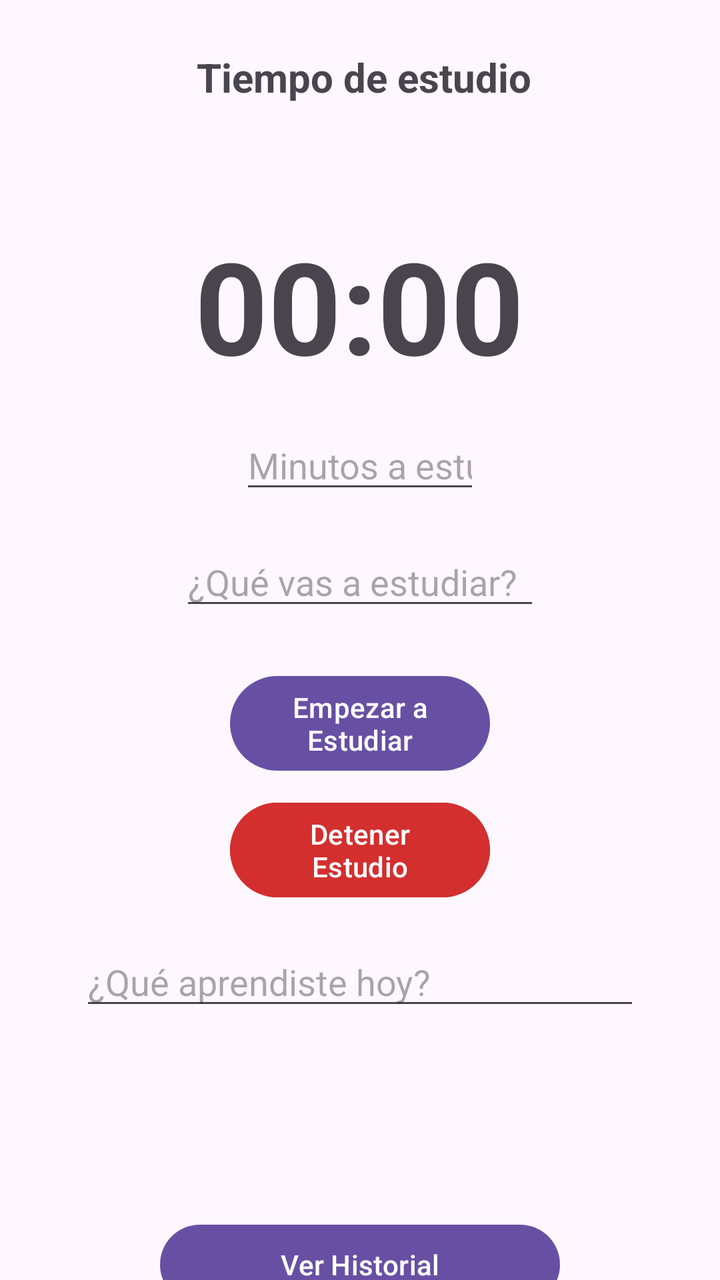
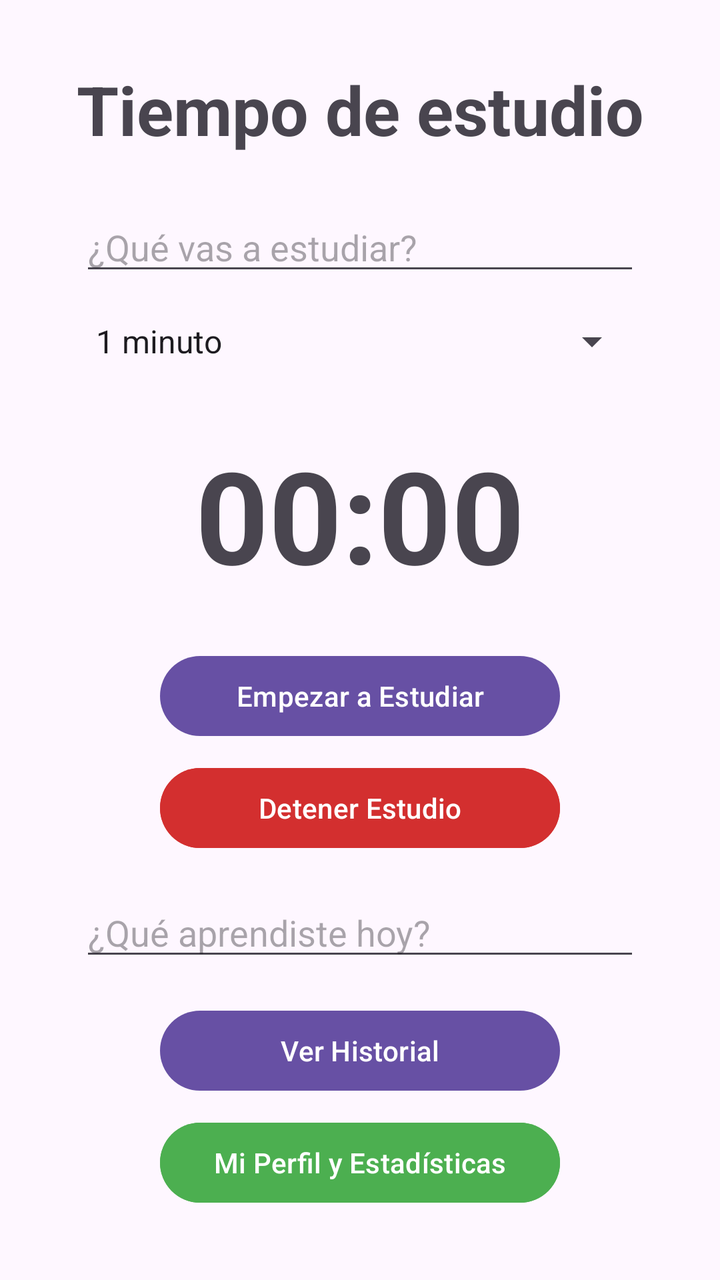

An Android layout rendered at two revisions. The XML below is the earlier revision; the diff shows what the commit changed to produce the second picture.
<!-- AndroidManifest.xml: application theme Theme.SalvadorDeSemestres -->
<!-- res/layout/activity_pantalla_principal.xml -->
<?xml version="1.0" encoding="utf-8"?>
<androidx.constraintlayout.widget.ConstraintLayout xmlns:android="http://schemas.android.com/apk/res/android"
    xmlns:app="http://schemas.android.com/apk/res-auto"
    xmlns:tools="http://schemas.android.com/tools"
    android:id="@+id/main"
    android:layout_width="match_parent"
    android:layout_height="match_parent"
    tools:context=".vistas.PantallaPrincipal">


    <TextView
        android:id="@+id/textView"
        android:layout_width="wrap_content"
        android:layout_height="wrap_content"
        android:layout_marginStart="123dp"
        android:layout_marginTop="25dp"
        android:layout_marginEnd="114dp"
        android:text="Tiempo de estudio "
        android:textSize="20sp"
        android:textStyle="bold"
        app:layout_constraintEnd_toEndOf="parent"
        app:layout_constraintStart_toStartOf="parent"
        app:layout_constraintTop_toTopOf="parent" />

    <EditText
        android:id="@+id/etTemaEstudio"
        android:layout_width="match_parent"
        android:layout_height="wrap_content"
        android:layout_marginStart="90dp"
        android:layout_marginTop="17dp"
        android:layout_marginEnd="90dp"
        android:hint="¿Qué vas a estudiar?"
        android:inputType="text"
        app:layout_constraintEnd_toEndOf="parent"
        app:layout_constraintStart_toStartOf="parent"
        app:layout_constraintTop_toBottomOf="@+id/etMinutos" />

    <EditText
        android:id="@+id/etMinutos"
        android:layout_width="match_parent"
        android:layout_height="wrap_content"
        android:layout_marginStart="120dp"
        android:layout_marginTop="15dp"
        android:layout_marginEnd="120dp"
        android:hint="Minutos a estudiar"
        android:inputType="number"
        app:layout_constraintEnd_toEndOf="parent"
        app:layout_constraintStart_toStartOf="parent"
        app:layout_constraintTop_toBottomOf="@+id/tvCronometro" />

    <TextView
        android:id="@+id/tvCronometro"
        android:layout_width="wrap_content"
        android:layout_height="wrap_content"
        android:layout_marginStart="123dp"
        android:layout_marginTop="58dp"
        android:layout_marginEnd="124dp"
        android:text="00:00"
        android:textSize="64sp"
        android:textStyle="bold"
        app:layout_constraintEnd_toEndOf="parent"
        app:layout_constraintStart_toStartOf="parent"
        app:layout_constraintTop_toBottomOf="@+id/textView" />

    <EditText
        android:id="@+id/etDescripcionFinal"
        android:layout_width="match_parent"
        android:layout_height="wrap_content"
        android:layout_marginStart="40dp"
        android:layout_marginTop="16dp"
        android:layout_marginEnd="40dp"
        android:hint="¿Qué aprendiste hoy?"
        android:inputType="textMultiLine"
        app:layout_constraintEnd_toEndOf="parent"
        app:layout_constraintStart_toStartOf="parent"
        app:layout_constraintTop_toBottomOf="@+id/btnDetenerTimer" />

    <Button
        android:id="@+id/btnIniciarTimer"
        android:layout_width="match_parent"
        android:layout_height="wrap_content"
        android:layout_marginStart="115dp"
        android:layout_marginTop="24dp"
        android:layout_marginEnd="115dp"
        android:text="Empezar a Estudiar"
        app:layout_constraintEnd_toEndOf="parent"
        app:layout_constraintHorizontal_bias="0.0"
        app:layout_constraintStart_toStartOf="parent"
        app:layout_constraintTop_toBottomOf="@+id/etTemaEstudio" />

    <Button
        android:id="@+id/btnDetenerTimer"
        android:layout_width="match_parent"
        android:layout_height="wrap_content"
        android:layout_marginStart="115dp"
        android:layout_marginTop="8dp"
        android:layout_marginEnd="115dp"
        android:backgroundTint="#D32F2F"
        android:text="Detener Estudio"
        app:layout_constraintEnd_toEndOf="parent"
        app:layout_constraintStart_toStartOf="parent"
        app:layout_constraintTop_toBottomOf="@+id/btnIniciarTimer" />

    <Button
        android:id="@+id/btnIrHistorial"
        android:layout_width="match_parent"
        android:layout_height="wrap_content"
        android:layout_marginStart="80dp"
        android:layout_marginTop="219dp"
        android:layout_marginEnd="80dp"
        android:text="Ver Historial"
        app:layout_constraintEnd_toEndOf="parent"
        app:layout_constraintStart_toStartOf="parent"
        app:layout_constraintTop_toBottomOf="@+id/btnIniciarTimer" />

    <Button
        android:id="@+id/btnIrPerfil"
        android:layout_width="match_parent"
        android:layout_height="wrap_content"
        android:layout_marginStart="80dp"
        android:layout_marginTop="11dp"
        android:layout_marginEnd="80dp"
        android:backgroundTint="#4CAF50"
        android:text="Mi Perfil y Estadísticas"
        app:layout_constraintEnd_toEndOf="parent"
        app:layout_constraintStart_toStartOf="parent"
        app:layout_constraintTop_toBottomOf="@+id/btnIrHistorial" />

</androidx.constraintlayout.widget.ConstraintLayout>
<!-- resources referenced by this layout -->
<resources>
  <style name="Theme.SalvadorDeSemestres" parent="Base.Theme.SalvadorDeSemestres" />
  <style name="Base.Theme.SalvadorDeSemestres" parent="Theme.Material3.DayNight.NoActionBar">
          
          
      </style>
</resources>

<!-- the commit's change to res/layout/activity_pantalla_principal.xml (unified diff, before → after) -->
@@ -5,18 +5,15 @@
     android:id="@+id/main"
     android:layout_width="match_parent"
     android:layout_height="match_parent"
-    tools:context=".vistas.PantallaPrincipal">
-
+    tools:context=".vistas.vistas.PantallaPrincipal">
 
     <TextView
         android:id="@+id/textView"
         android:layout_width="wrap_content"
         android:layout_height="wrap_content"
-        android:layout_marginStart="123dp"
-        android:layout_marginTop="25dp"
-        android:layout_marginEnd="114dp"
-        android:text="Tiempo de estudio "
-        android:textSize="20sp"
+        android:layout_marginTop="32dp"
+        android:text="Tiempo de estudio"
+        android:textSize="34sp"
         android:textStyle="bold"
         app:layout_constraintEnd_toEndOf="parent"
         app:layout_constraintStart_toStartOf="parent"
@@ -26,41 +23,63 @@
         android:id="@+id/etTemaEstudio"
         android:layout_width="match_parent"
         android:layout_height="wrap_content"
-        android:layout_marginStart="90dp"
-        android:layout_marginTop="17dp"
-        android:layout_marginEnd="90dp"
+        android:layout_marginStart="40dp"
+        android:layout_marginTop="24dp"
+        android:layout_marginEnd="40dp"
         android:hint="¿Qué vas a estudiar?"
         android:inputType="text"
         app:layout_constraintEnd_toEndOf="parent"
         app:layout_constraintStart_toStartOf="parent"
-        app:layout_constraintTop_toBottomOf="@+id/etMinutos" />
+        app:layout_constraintTop_toBottomOf="@+id/textView" />
 
-    <EditText
-        android:id="@+id/etMinutos"
+    <Spinner
+        android:id="@+id/spinnerMinutos"
         android:layout_width="match_parent"
         android:layout_height="wrap_content"
-        android:layout_marginStart="120dp"
-        android:layout_marginTop="15dp"
-        android:layout_marginEnd="120dp"
-        android:hint="Minutos a estudiar"
-        android:inputType="number"
+        android:layout_marginStart="40dp"
+        android:layout_marginTop="16dp"
+        android:layout_marginEnd="40dp"
+        android:entries="@array/opciones_tiempo"
         app:layout_constraintEnd_toEndOf="parent"
         app:layout_constraintStart_toStartOf="parent"
-        app:layout_constraintTop_toBottomOf="@+id/tvCronometro" />
+        app:layout_constraintTop_toBottomOf="@+id/etTemaEstudio" />
 
     <TextView
         android:id="@+id/tvCronometro"
         android:layout_width="wrap_content"
         android:layout_height="wrap_content"
-        android:layout_marginStart="123dp"
-        android:layout_marginTop="58dp"
-        android:layout_marginEnd="124dp"
+        android:layout_marginTop="32dp"
         android:text="00:00"
         android:textSize="64sp"
         android:textStyle="bold"
         app:layout_constraintEnd_toEndOf="parent"
         app:layout_constraintStart_toStartOf="parent"
-        app:layout_constraintTop_toBottomOf="@+id/textView" />
+        app:layout_constraintTop_toBottomOf="@+id/spinnerMinutos" />
+
+    <Button
+        android:id="@+id/btnIniciarTimer"
+        android:layout_width="match_parent"
+        android:layout_height="wrap_content"
+        android:layout_marginStart="80dp"
+        android:layout_marginTop="24dp"
+        android:layout_marginEnd="80dp"
+        android:text="Empezar a Estudiar"
+        app:layout_constraintEnd_toEndOf="parent"
+        app:layout_constraintStart_toStartOf="parent"
+        app:layout_constraintTop_toBottomOf="@+id/tvCronometro" />
+
+    <Button
+        android:id="@+id/btnDetenerTimer"
+        android:layout_width="match_parent"
+        android:layout_height="wrap_content"
+        android:layout_marginStart="80dp"
+        android:layout_marginTop="8dp"
+        android:layout_marginEnd="80dp"
+        android:backgroundTint="#D32F2F"
+        android:text="Detener Estudio"
+        app:layout_constraintEnd_toEndOf="parent"
+        app:layout_constraintStart_toStartOf="parent"
+        app:layout_constraintTop_toBottomOf="@+id/btnIniciarTimer" />
 
     <EditText
         android:id="@+id/etDescripcionFinal"
@@ -76,49 +95,23 @@
         app:layout_constraintTop_toBottomOf="@+id/btnDetenerTimer" />
 
     <Button
-        android:id="@+id/btnIniciarTimer"
-        android:layout_width="match_parent"
-        android:layout_height="wrap_content"
-        android:layout_marginStart="115dp"
-        android:layout_marginTop="24dp"
-        android:layout_marginEnd="115dp"
-        android:text="Empezar a Estudiar"
-        app:layout_constraintEnd_toEndOf="parent"
-        app:layout_constraintHorizontal_bias="0.0"
-        app:layout_constraintStart_toStartOf="parent"
-        app:layout_constraintTop_toBottomOf="@+id/etTemaEstudio" />
-
-    <Button
-        android:id="@+id/btnDetenerTimer"
-        android:layout_width="match_parent"
-        android:layout_height="wrap_content"
-        android:layout_marginStart="115dp"
-        android:layout_marginTop="8dp"
-        android:layout_marginEnd="115dp"
-        android:backgroundTint="#D32F2F"
-        android:text="Detener Estudio"
-        app:layout_constraintEnd_toEndOf="parent"
-        app:layout_constraintStart_toStartOf="parent"
-        app:layout_constraintTop_toBottomOf="@+id/btnIniciarTimer" />
-
-    <Button
         android:id="@+id/btnIrHistorial"
         android:layout_width="match_parent"
         android:layout_height="wrap_content"
         android:layout_marginStart="80dp"
-        android:layout_marginTop="219dp"
+        android:layout_marginTop="16dp"
         android:layout_marginEnd="80dp"
         android:text="Ver Historial"
         app:layout_constraintEnd_toEndOf="parent"
         app:layout_constraintStart_toStartOf="parent"
-        app:layout_constraintTop_toBottomOf="@+id/btnIniciarTimer" />
+        app:layout_constraintTop_toBottomOf="@+id/etDescripcionFinal" />
 
     <Button
         android:id="@+id/btnIrPerfil"
         android:layout_width="match_parent"
         android:layout_height="wrap_content"
         android:layout_marginStart="80dp"
-        android:layout_marginTop="11dp"
+        android:layout_marginTop="8dp"
         android:layout_marginEnd="80dp"
         android:backgroundTint="#4CAF50"
         android:text="Mi Perfil y Estadísticas"
<!-- resource entries referenced after the edit -->
@@ -1,5 +1,12 @@
 <!-- resources referenced by this layout -->
 <resources>
+  <string-array name="opciones_tiempo">
+          <item>1 minuto</item>
+          <item>15 minutos</item>
+          <item>25 minutos</item>
+          <item>45 minutos</item>
+          <item>60 minutos</item>
+      </string-array>
   <style name="Theme.SalvadorDeSemestres" parent="Base.Theme.SalvadorDeSemestres" />
   <style name="Base.Theme.SalvadorDeSemestres" parent="Theme.Material3.DayNight.NoActionBar">
           
